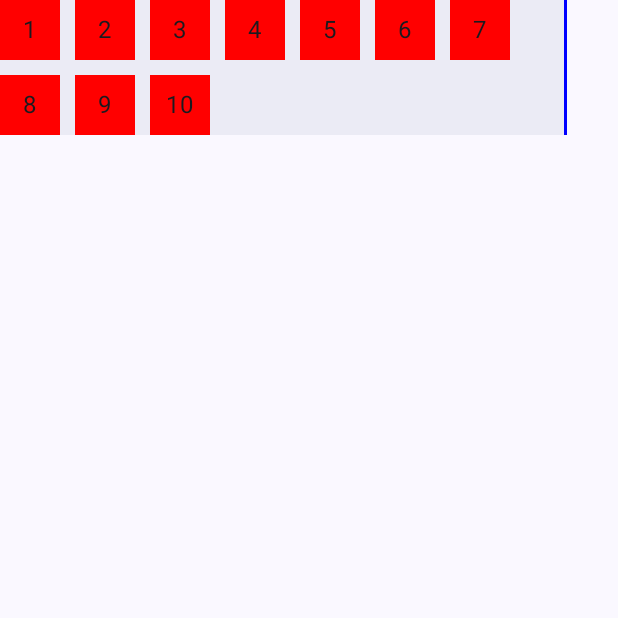
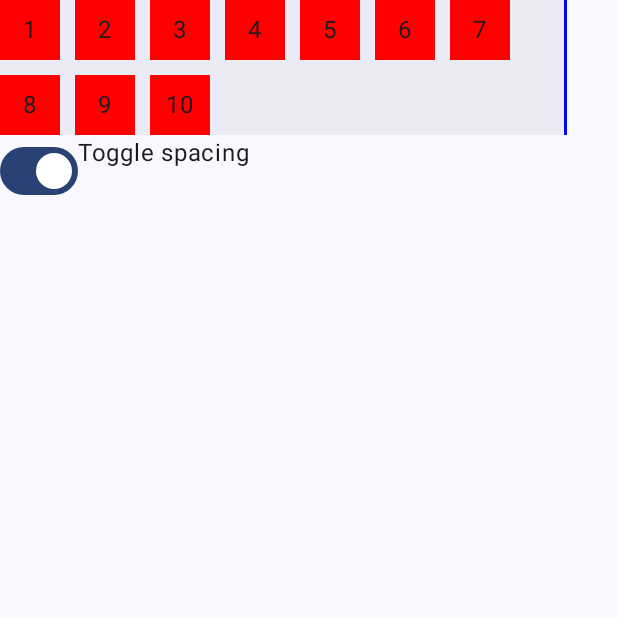
Before and after one commit to tomhula/FlowRowBug, an Android app built with Jetpack Compose: the screen it shows after launch (MainActivity), on a phone screen of 412 x 824 dp, the top half of it. Run offline under Robolectric (Android 15) with nearby library versions, the phone set to English and light mode, and no system bars.

Commit message:
Add spacing toggle

```diff
--- a/app/src/main/java/com/example/flowrowbug/MainActivity.kt
+++ b/app/src/main/java/com/example/flowrowbug/MainActivity.kt
@@ -6,6 +6,7 @@ import androidx.activity.compose.setContent
 import androidx.compose.foundation.background
 import androidx.compose.foundation.layout.Arrangement
 import androidx.compose.foundation.layout.Box
+import androidx.compose.foundation.layout.Column
 import androidx.compose.foundation.layout.FlowRow
 import androidx.compose.foundation.layout.IntrinsicSize
 import androidx.compose.foundation.layout.Row
@@ -18,6 +19,7 @@ import androidx.compose.foundation.layout.size
 import androidx.compose.foundation.layout.width
 import androidx.compose.material3.Scaffold
 import androidx.compose.material3.Surface
+import androidx.compose.material3.Switch
 import androidx.compose.material3.Text
 import androidx.compose.material3.VerticalDivider
 import androidx.compose.runtime.Composable
@@ -72,6 +74,9 @@ fun App(
         }
     }
 
+    var spacingEnabled by remember { mutableStateOf(true) }
+
+    Column {
         Surface(
             modifier = modifier.width(width),
             tonalElevation = 2.dp,
@@ -80,9 +85,11 @@ fun App(
                 modifier = Modifier.fillMaxWidth().height(IntrinsicSize.Min),
                 horizontalArrangement = Arrangement.SpaceBetween
             ) {
+                val spacing = if (spacingEnabled) 10.dp else 0.dp
+
                 FlowRow(
-                horizontalArrangement = Arrangement.spacedBy(10.dp),
-                verticalArrangement = Arrangement.spacedBy(10.dp)
+                    horizontalArrangement = Arrangement.spacedBy(spacing),
+                    verticalArrangement = Arrangement.spacedBy(spacing)
                 ) {
                     repeat(10) {
                         Element(it + 1)
@@ -94,6 +101,12 @@ fun App(
                     thickness = 2.dp,
                     color = Color.Blue
                 )
+            }
+        }
+
+        Row {
+            Switch(spacingEnabled, { spacingEnabled = !spacingEnabled })
+            Text("Toggle spacing")
         }
     }
 }
```
Lines whose indentation alone changed are shown as unchanged.
